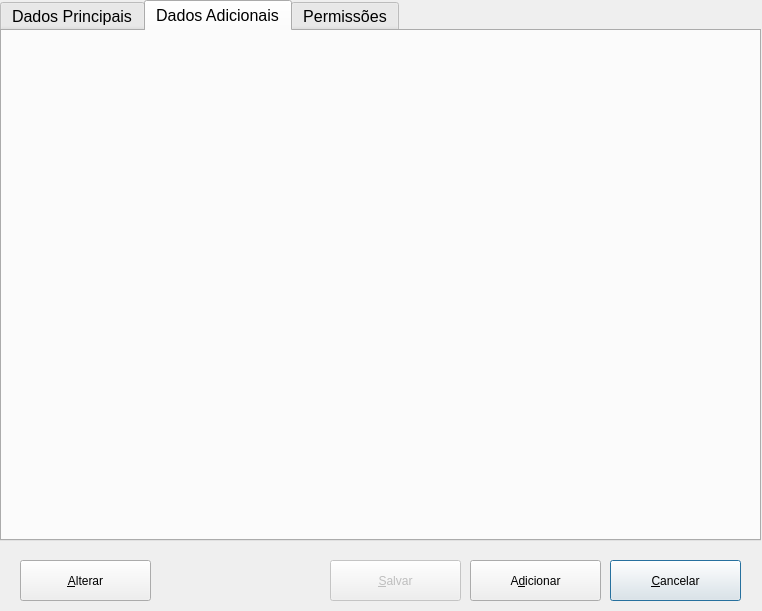
The window that ui/CadUser.ui (Locked666/My-Finance-QtDesigner) describes before a commit, drawn with Qt 5.
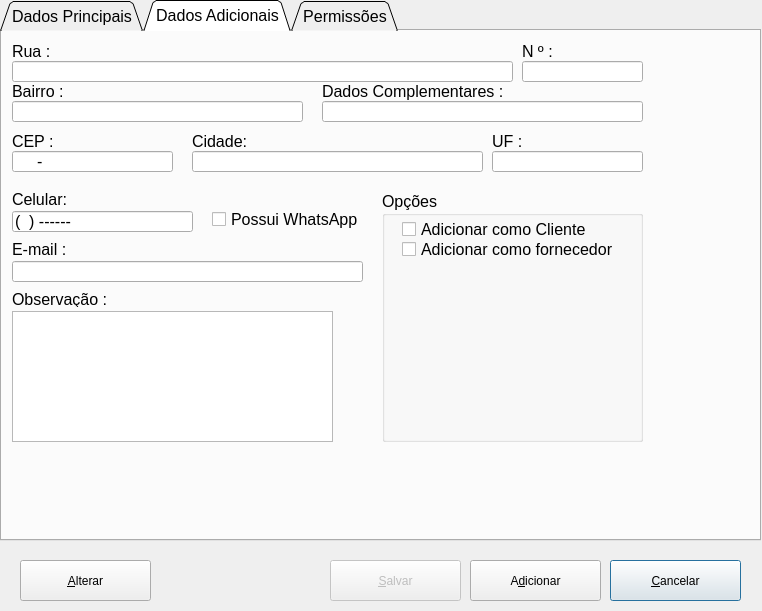
The same window after the commit. The open tabs and pages were chosen to show the change.

What changed in the file:
```diff
--- a/ui/CadUser.ui
+++ b/ui/CadUser.ui
@@ -40,8 +40,14 @@
    <property name="styleSheet">
     <string notr="true">font: 12pt &quot;Segoe UI&quot;;</string>
    </property>
+   <property name="tabShape">
+    <enum>QTabWidget::Triangular</enum>
+   </property>
    <property name="currentIndex">
-    <number>0</number>
+    <number>1</number>
+   </property>
+   <property name="elideMode">
+    <enum>Qt::ElideLeft</enum>
    </property>
    <widget class="QWidget" name="DdPrincipais">
     <attribute name="title">
@@ -348,6 +354,315 @@
     <attribute name="title">
      <string>Dados Adicionais</string>
     </attribute>
+    <widget class="QLineEdit" name="lineEdit_29">
+     <property name="geometry">
+      <rect>
+       <x>10</x>
+       <y>230</y>
+       <width>351</width>
+       <height>21</height>
+      </rect>
+     </property>
+     <property name="inputMask">
+      <string/>
+     </property>
+    </widget>
+    <widget class="QLineEdit" name="lineEdit_25">
+     <property name="geometry">
+      <rect>
+       <x>520</x>
+       <y>30</y>
+       <width>121</width>
+       <height>21</height>
+      </rect>
+     </property>
+    </widget>
+    <widget class="QLineEdit" name="lineEdit_24">
+     <property name="geometry">
+      <rect>
+       <x>320</x>
+       <y>70</y>
+       <width>321</width>
+       <height>21</height>
+      </rect>
+     </property>
+    </widget>
+    <widget class="QLineEdit" name="lineEdit_30">
+     <property name="geometry">
+      <rect>
+       <x>490</x>
+       <y>120</y>
+       <width>151</width>
+       <height>21</height>
+      </rect>
+     </property>
+     <property name="inputMethodHints">
+      <set>Qt::ImhNoAutoUppercase</set>
+     </property>
+     <property name="maxLength">
+      <number>2</number>
+     </property>
+    </widget>
+    <widget class="QLineEdit" name="lineEdit_32">
+     <property name="geometry">
+      <rect>
+       <x>10</x>
+       <y>180</y>
+       <width>181</width>
+       <height>21</height>
+      </rect>
+     </property>
+     <property name="inputMask">
+      <string>(##) #####-####</string>
+     </property>
+     <property name="text">
+      <string>() ------</string>
+     </property>
+     <property name="maxLength">
+      <number>15</number>
+     </property>
+     <property name="cursorMoveStyle">
+      <enum>Qt::VisualMoveStyle</enum>
+     </property>
+    </widget>
+    <widget class="QLabel" name="label_28">
+     <property name="geometry">
+      <rect>
+       <x>320</x>
+       <y>50</y>
+       <width>211</width>
+       <height>21</height>
+      </rect>
+     </property>
+     <property name="text">
+      <string>Dados Complementares :</string>
+     </property>
+    </widget>
+    <widget class="QLabel" name="label_31">
+     <property name="geometry">
+      <rect>
+       <x>10</x>
+       <y>160</y>
+       <width>131</width>
+       <height>16</height>
+      </rect>
+     </property>
+     <property name="text">
+      <string>Celular:</string>
+     </property>
+    </widget>
+    <widget class="QLabel" name="label_35">
+     <property name="geometry">
+      <rect>
+       <x>10</x>
+       <y>210</y>
+       <width>131</width>
+       <height>16</height>
+      </rect>
+     </property>
+     <property name="text">
+      <string>E-mail :</string>
+     </property>
+    </widget>
+    <widget class="QLabel" name="label_34">
+     <property name="geometry">
+      <rect>
+       <x>10</x>
+       <y>100</y>
+       <width>141</width>
+       <height>21</height>
+      </rect>
+     </property>
+     <property name="text">
+      <string>CEP :</string>
+     </property>
+    </widget>
+    <widget class="QLineEdit" name="lineEdit_10">
+     <property name="geometry">
+      <rect>
+       <x>10</x>
+       <y>30</y>
+       <width>501</width>
+       <height>21</height>
+      </rect>
+     </property>
+    </widget>
+    <widget class="QLabel" name="label_32">
+     <property name="geometry">
+      <rect>
+       <x>10</x>
+       <y>260</y>
+       <width>131</width>
+       <height>16</height>
+      </rect>
+     </property>
+     <property name="text">
+      <string>Observação :</string>
+     </property>
+    </widget>
+    <widget class="QLabel" name="label_29">
+     <property name="geometry">
+      <rect>
+       <x>520</x>
+       <y>10</y>
+       <width>141</width>
+       <height>21</height>
+      </rect>
+     </property>
+     <property name="text">
+      <string>N º :</string>
+     </property>
+    </widget>
+    <widget class="QLineEdit" name="lineEdit_31">
+     <property name="geometry">
+      <rect>
+       <x>190</x>
+       <y>120</y>
+       <width>291</width>
+       <height>21</height>
+      </rect>
+     </property>
+    </widget>
+    <widget class="QLabel" name="label_33">
+     <property name="geometry">
+      <rect>
+       <x>10</x>
+       <y>50</y>
+       <width>141</width>
+       <height>21</height>
+      </rect>
+     </property>
+     <property name="text">
+      <string>Bairro :</string>
+     </property>
+    </widget>
+    <widget class="QLabel" name="label_30">
+     <property name="geometry">
+      <rect>
+       <x>490</x>
+       <y>100</y>
+       <width>141</width>
+       <height>21</height>
+      </rect>
+     </property>
+     <property name="text">
+      <string>UF :</string>
+     </property>
+    </widget>
+    <widget class="QLabel" name="label_37">
+     <property name="geometry">
+      <rect>
+       <x>190</x>
+       <y>100</y>
+       <width>141</width>
+       <height>21</height>
+      </rect>
+     </property>
+     <property name="text">
+      <string>Cidade:</string>
+     </property>
+    </widget>
+    <widget class="QLineEdit" name="lineEdit_27">
+     <property name="geometry">
+      <rect>
+       <x>10</x>
+       <y>70</y>
+       <width>291</width>
+       <height>21</height>
+      </rect>
+     </property>
+    </widget>
+    <widget class="QPlainTextEdit" name="plainTextEdit_2">
+     <property name="geometry">
+      <rect>
+       <x>10</x>
+       <y>280</y>
+       <width>321</width>
+       <height>131</height>
+      </rect>
+     </property>
+    </widget>
+    <widget class="QLabel" name="label_12">
+     <property name="geometry">
+      <rect>
+       <x>10</x>
+       <y>10</y>
+       <width>141</width>
+       <height>21</height>
+      </rect>
+     </property>
+     <property name="text">
+      <string>Rua :</string>
+     </property>
+    </widget>
+    <widget class="QLineEdit" name="lineEdit_26">
+     <property name="geometry">
+      <rect>
+       <x>10</x>
+       <y>120</y>
+       <width>161</width>
+       <height>21</height>
+      </rect>
+     </property>
+     <property name="inputMask">
+      <string>#####-###</string>
+     </property>
+    </widget>
+    <widget class="QCheckBox" name="checkBox_5">
+     <property name="geometry">
+      <rect>
+       <x>210</x>
+       <y>180</y>
+       <width>151</width>
+       <height>17</height>
+      </rect>
+     </property>
+     <property name="text">
+      <string>Possui WhatsApp ?</string>
+     </property>
+     <property name="checked">
+      <bool>false</bool>
+     </property>
+    </widget>
+    <widget class="QGroupBox" name="groupBox_3">
+     <property name="geometry">
+      <rect>
+       <x>380</x>
+       <y>160</y>
+       <width>261</width>
+       <height>251</height>
+      </rect>
+     </property>
+     <property name="title">
+      <string>Opções</string>
+     </property>
+     <widget class="QCheckBox" name="checkBox_4">
+      <property name="geometry">
+       <rect>
+        <x>20</x>
+        <y>30</y>
+        <width>201</width>
+        <height>17</height>
+       </rect>
+      </property>
+      <property name="text">
+       <string>Adicionar como Cliente</string>
+      </property>
+     </widget>
+     <widget class="QCheckBox" name="checkBox_6">
+      <property name="geometry">
+       <rect>
+        <x>20</x>
+        <y>50</y>
+        <width>221</width>
+        <height>17</height>
+       </rect>
+      </property>
+      <property name="text">
+       <string>Adicionar como fornecedor</string>
+      </property>
+     </widget>
+    </widget>
    </widget>
    <widget class="QWidget" name="Permission">
     <attribute name="title">
```
Left out of the diff: 37 changed lines with no effect on the pictures.
